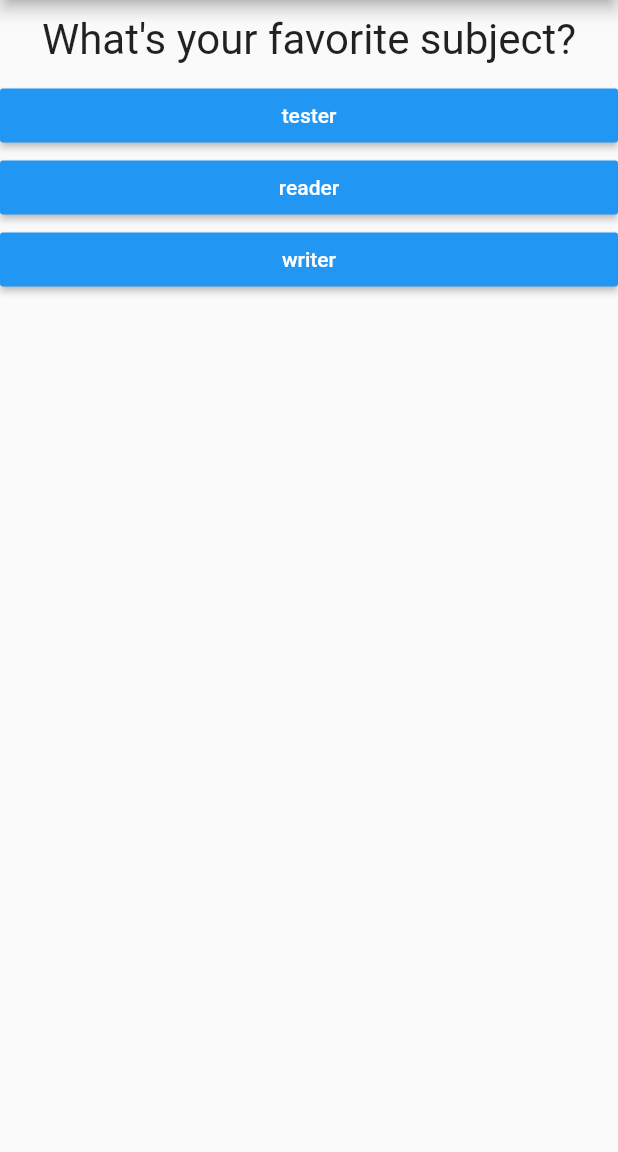
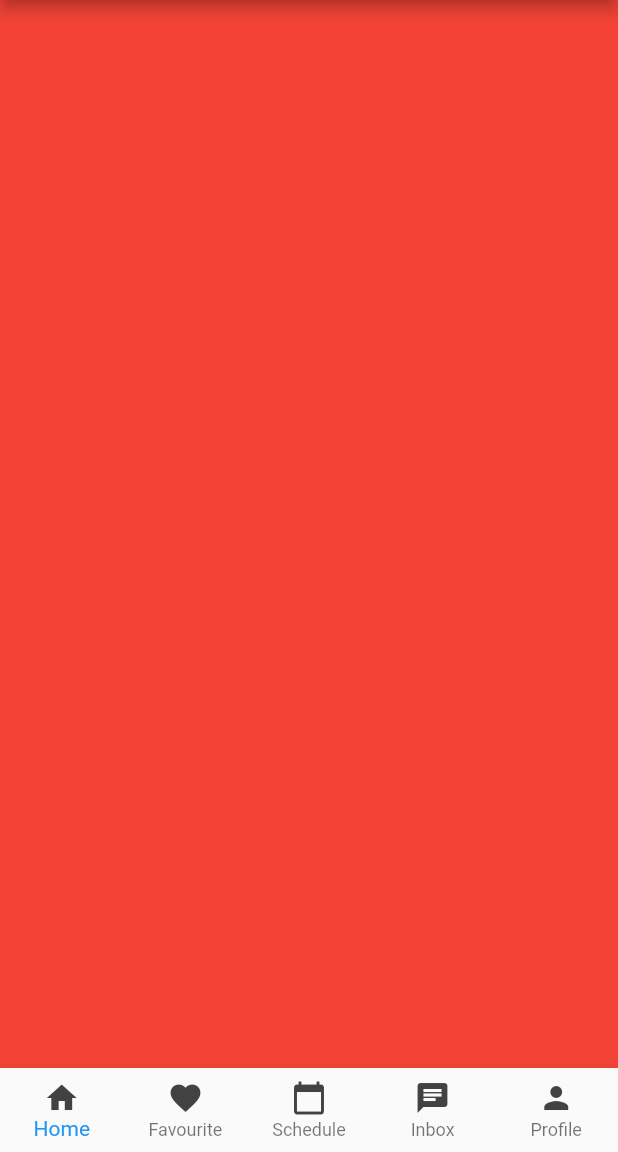
Before and after one commit to swlun/Learner, a Flutter app: the screen it shows after launch, on a phone screen of 412 x 824 dp, the part 84-1236 px from its top. Run offline on Flutter 3.47's test engine with Material 2 defaults, Android fonts, the phone set to English and light mode, and no system bars.

Commit message:
bottom menu set up

```diff
--- a/lib/answer.dart
+++ /dev/null
@@ -1,21 +0,0 @@
-import 'package:flutter/material.dart';
-
-class Answer extends StatelessWidget {
-  final Function selectHandler;
-  final String answerText;
-
-  Answer(this.selectHandler, this.answerText);
-
-  @override
-  Widget build(BuildContext context) {
-    return Container(
-      width: double.infinity,
-      child: RaisedButton(
-        color: Colors.blue,
-        textColor: Colors.white,
-        child: Text(answerText),
-        onPressed: selectHandler,
-      )
-    );
-  }
-}
--- a/lib/main.dart
+++ b/lib/main.dart
@@ -1,62 +1,17 @@
 import 'package:flutter/material.dart';
 
-import './question.dart';
-import './answer.dart';
+import './menu_bar.dart';
 
 void main() {
   runApp(MyApp());
 }
 
-class MyApp extends StatefulWidget {
-  @override
-  State<StatefulWidget> createState() {
-    return _MyAppState();
-  }
-}
-
-class _MyAppState extends State<MyApp> {
-  var _questionIndex = 0;
-
-  void _answerQuestion() {
-    setState(() {
-      if (_questionIndex < 2) {
-        _questionIndex++;
-      } else {
-        _questionIndex = 0;
-      }
-    });
-    print('Answer Choosen: ' + _questionIndex.toString());
-  }
-
+class MyApp extends StatelessWidget {
   @override
   Widget build(BuildContext context) {
-    var questions = [
-      {
-        'questionText': 'What\'s your favorite subject?',
-        'answers': ['tester', 'reader', 'writer']
-      },
-      {
-        'questionText': 'Where do you live?',
-        'answers': ['tree', 'mountain', 'sun']
-      },
-      {
-        'questionText': 'How are you?',
-        'answers': ['good', 'super good', 'incerdibly good']
-      }
-    ];
-
-    return MaterialApp(
-      home: Scaffold(
-        appBar: AppBar(
-          title: Text('Learner'),
-        ),
-        body: Column(children: [
-          Question(questions[_questionIndex]['questionText']),
-          ...(questions[_questionIndex]['answers'] as List<String>).map((answer) {
-            return Answer(_answerQuestion, answer);
-          }).toList()
-        ]),
-      ),
-    );
-  }
+   return MaterialApp(
+     title: 'Learner',
+     home: Home(),
+   );
+ }
 }
--- /dev/null
+++ b/lib/menu_bar.dart
@@ -0,0 +1,67 @@
+import 'package:flutter/material.dart';
+import './placeholder.dart';
+
+class Home extends StatefulWidget {
+  @override
+  State<StatefulWidget> createState() {
+    return _HomeState();
+  }
+}
+
+class _HomeState extends State<Home> {
+  int _currentIndex = 0;
+  final List<Widget> _children = [
+    PlaceHolder(Colors.red),
+    PlaceHolder(Colors.blue),
+    PlaceHolder(Colors.green),
+    PlaceHolder(Colors.yellow),
+    PlaceHolder(Colors.orange)
+  ];
+
+  Widget build(BuildContext context) {
+    return Scaffold(
+      appBar: AppBar(
+        title: Text('Learner'),
+      ),
+      body: _children[_currentIndex],
+      bottomNavigationBar: BottomNavigationBar(
+        onTap: onTabTapped,
+        currentIndex: _currentIndex,
+        type: BottomNavigationBarType.fixed,
+        items: [
+          BottomNavigationBarItem(
+            icon: new Icon(Icons.home, color: Colors.grey[800]),
+            title:
+                new Text('Home', style: TextStyle(color: Colors.grey[800])),
+          ),
+          BottomNavigationBarItem(
+            icon: new Icon(Icons.favorite, color: Colors.grey[800]),
+            title: new Text('Favourite',
+                style: TextStyle(color: Colors.grey[800])),
+          ),
+          BottomNavigationBarItem(
+            icon: new Icon(Icons.calendar_today, color: Colors.grey[800]),
+            title: new Text('Schedule',
+                style: TextStyle(color: Colors.grey[800])),
+          ),
+          BottomNavigationBarItem(
+            icon: new Icon(Icons.chat, color: Colors.grey[800]),
+            title:
+                new Text('Inbox', style: TextStyle(color: Colors.grey[800])),
+          ),
+          BottomNavigationBarItem(
+            icon: new Icon(Icons.person, color: Colors.grey[800]),
+            title: new Text('Profile',
+                style: TextStyle(color: Colors.grey[800])),
+          ),
+        ]
+      ),
+    );
+  }
+
+  void onTabTapped(int index) {
+    setState(() {
+      _currentIndex = index;
+    });
+  }
+}
--- /dev/null
+++ b/lib/placeholder.dart
@@ -0,0 +1,14 @@
+import 'package:flutter/material.dart';
+
+class PlaceHolder extends StatelessWidget {
+ final Color color;
+
+ PlaceHolder(this.color);
+
+ @override
+ Widget build(BuildContext context) {
+   return Container(
+     color: color,
+   );
+ }
+}
--- a/lib/question.dart
+++ /dev/null
@@ -1,20 +0,0 @@
-import 'package:flutter/material.dart';
-
-class Question extends StatelessWidget {
-  final String questionText;
-
-  Question(this.questionText);
-
-  @override
-  Widget build(BuildContext context) {
-    return Container(
-      width: double.infinity,
-      margin: EdgeInsets.all(10),
-      child: Text(
-        questionText,
-        style: TextStyle(fontSize: 28),
-        textAlign: TextAlign.center,
-      ),
-    );
-  }
-}
```
